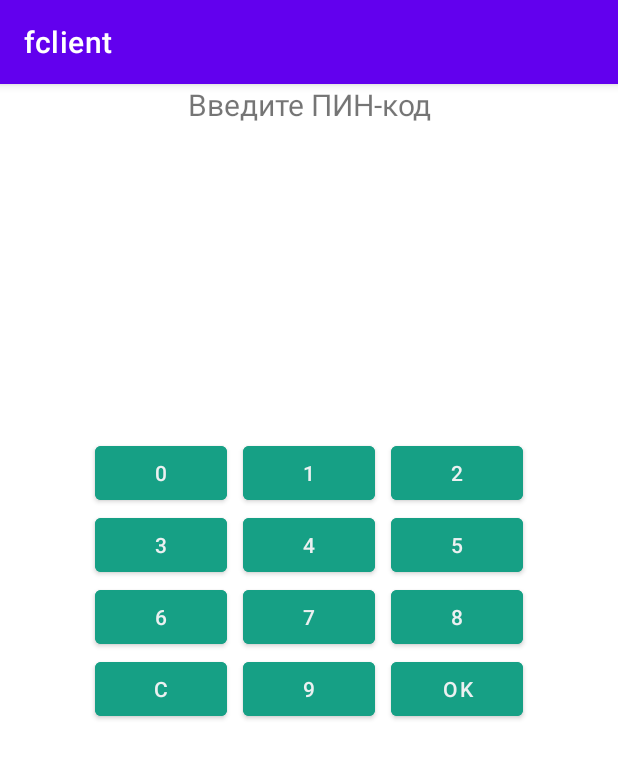
After one commit to ehor4ek/rpo2024_ehor4ek, an Android app: the PinpadActivity screen opened directly, with no data from a screen before it, on a phone screen of 412 x 824 dp. The commit adds this screen. Shown: the top 759 px of the screen. Run offline under Robolectric (Android 15) with nearby library versions, the phone set to English and light mode, and no system bars; 2 statements that could not run were skipped.

Commit message:
2 лаба выполнена

```diff
--- a/fclient/app/build.gradle
+++ b/fclient/app/build.gradle
@@ -56,4 +56,5 @@ dependencies {
     testImplementation 'junit:junit:4.13.2'
     androidTestImplementation 'androidx.test.ext:junit:1.1.5'
     androidTestImplementation 'androidx.test.espresso:espresso-core:3.5.1'
+    implementation 'commons-codec:commons-codec:1.16.1'
 }
--- a/fclient/app/src/main/AndroidManifest.xml
+++ b/fclient/app/src/main/AndroidManifest.xml
@@ -13,6 +13,9 @@
         android:theme="@style/Theme.Fclient"
         tools:targetApi="31">
         <activity
+            android:name=".PinpadActivity"
+            android:exported="false" />
+        <activity
             android:name=".MainActivity"
             android:exported="true">
             <intent-filter>
--- /dev/null
+++ b/fclient/app/src/main/java/ru/iu3/fclient/PinpadActivity.java
@@ -0,0 +1,74 @@
+package ru.iu3.fclient;
+
+import androidx.appcompat.app.AppCompatActivity;
+
+import android.content.Intent;
+import android.os.Bundle;
+import android.view.View;
+import android.widget.Button;
+import android.widget.TextView;
+
+public class PinpadActivity extends AppCompatActivity {
+
+    TextView tvPin;
+    String pin = "";
+    final int MAX_KEYS = 10;
+
+    @Override
+    protected void onCreate(Bundle savedInstanceState) {
+        super.onCreate(savedInstanceState);
+        setContentView(R.layout.activity_pinpad);
+
+        tvPin = findViewById(R.id.txtPin);
+
+        ShuffleKeys();
+
+        findViewById(R.id.btnOK).setOnClickListener((View) -> {
+            Intent it = new Intent();
+            it.putExtra("pin", pin);
+            setResult(RESULT_OK, it);
+            finish();
+        });
+
+        findViewById(R.id.btnReset).setOnClickListener((View) -> {
+            pin = "";
+            tvPin.setText("");
+        });
+    }
+
+    public void keyClick(View v)
+    {
+        String key = ((TextView)v).getText().toString();
+        int sz = pin.length();
+        if (sz < 4)
+        {
+            pin += key;
+            tvPin.setText("****".substring(3 - sz));
+        }
+    }
+
+    protected void ShuffleKeys()
+    {
+        Button keys[] = new Button[] {
+                findViewById(R.id.btnKey0),
+                findViewById(R.id.btnKey1),
+                findViewById(R.id.btnKey2),
+                findViewById(R.id.btnKey3),
+                findViewById(R.id.btnKey4),
+                findViewById(R.id.btnKey5),
+                findViewById(R.id.btnKey6),
+                findViewById(R.id.btnKey7),
+                findViewById(R.id.btnKey8),
+                findViewById(R.id.btnKey9),
+        };
+
+        byte[] rnd = MainActivity.randomBytes(MAX_KEYS);
+        for(int i = 0; i < MAX_KEYS; i++)
+        {
+            int idx = (rnd[i] & 0xFF) % 10;
+            CharSequence txt = keys[idx].getText();
+            keys[idx].setText(keys[i].getText());
+            keys[i].setText(txt);
+        }
+    }
+}
--- /dev/null
+++ b/fclient/app/src/main/res/layout/activity_pinpad.xml
@@ -0,0 +1,42 @@
+<?xml version="1.0" encoding="utf-8" ?>
+                <androidx.constraintlayout.widget.ConstraintLayout xmlns:android="http://schemas.android.com/apk/res/android"
+                xmlns:app="http://schemas.android.com/apk/res-auto"
+                xmlns:tools="http://schemas.android.com/tools"
+                android:layout_width="match_parent"
+                android:layout_height="match_parent"
+                tools:context=".PinpadActivity">
+                <LinearLayout android:layout_width="match_parent"
+                android:layout_height="match_parent"
+                android:orientation="vertical">
+                <TextView android:text="Введите ПИН-код"
+                android:textSize="20dp"
+                android:textAlignment="center"
+                android:layout_width="match_parent"
+                android:layout_height="wrap_content" />
+                <TextView android:id="@+id/txtPin"
+                android:text=""
+                android:textSize="28dp"
+                android:textAlignment="center"
+                android:layout_width="match_parent"
+                android:layout_height="wrap_content" />
+                <GridLayout android:layout_width="wrap_content"
+                android:layout_height="wrap_content"
+                android:layout_gravity="center"
+                android:orientation="horizontal"
+                android:layout_marginTop="170dp"
+                android:columnCount="3">
+                <Button android:id="@+id/btnKey1" android:text="1" android:onClick="keyClick" style="@style/PadButton" />
+                <Button android:id="@+id/btnKey2" android:text="2" android:onClick="keyClick" style="@style/PadButton" />
+                <Button android:id="@+id/btnKey3" android:text="3" android:onClick="keyClick" style="@style/PadButton" />
+                <Button android:id="@+id/btnKey4" android:text="4" android:onClick="keyClick" style="@style/PadButton" />
+                <Button android:id="@+id/btnKey5" android:text="5" android:onClick="keyClick" style="@style/PadButton" />
+                <Button android:id="@+id/btnKey6" android:text="6" android:onClick="keyClick" style="@style/PadButton" />
+                <Button android:id="@+id/btnKey7" android:text="7" android:onClick="keyClick" style="@style/PadButton" />
+                <Button android:id="@+id/btnKey8" android:text="8" android:onClick="keyClick" style="@style/PadButton" />
+                <Button android:id="@+id/btnKey9" android:text="9" android:onClick="keyClick" style="@style/PadButton" />
+                <Button android:id="@+id/btnReset" android:text="C" android:onClick="keyClick" style="@style/PadButton" />
+                <Button android:id="@+id/btnKey0" android:text="0" android:onClick="keyClick" style="@style/PadButton" />
+                <Button android:id="@+id/btnOK" android:text="OK" android:onClick="keyClick" style="@style/PadButton" />
+                </GridLayout>
+                </LinearLayout>
+                </androidx.constraintlayout.widget.ConstraintLayout>
--- a/fclient/app/src/main/res/values/themes.xml
+++ b/fclient/app/src/main/res/values/themes.xml
@@ -13,4 +13,10 @@
         <item name="android:statusBarColor">?attr/colorPrimaryVariant</item>
         <!-- Customize your theme here. -->
     </style>
+    <style name="PadButton">
+        <item name="android:textColor" >#ecf0f1</item>
+        <item name="android:layout_marginRight" >5dp</item>
+        <item name="android:layout_marginLeft" >5dp</item>
+        <item name="android:backgroundTint" >#16a085</item>
+    </style>
 </resources>
```
Also changed, not shown: fclient/app/src/main/java/ru/iu3/fclient/MainActivity.java (+58 -1 lines), fclient/app/src/main/res/layout/activity_main.xml (+7 -8 lines), 1 other file.
